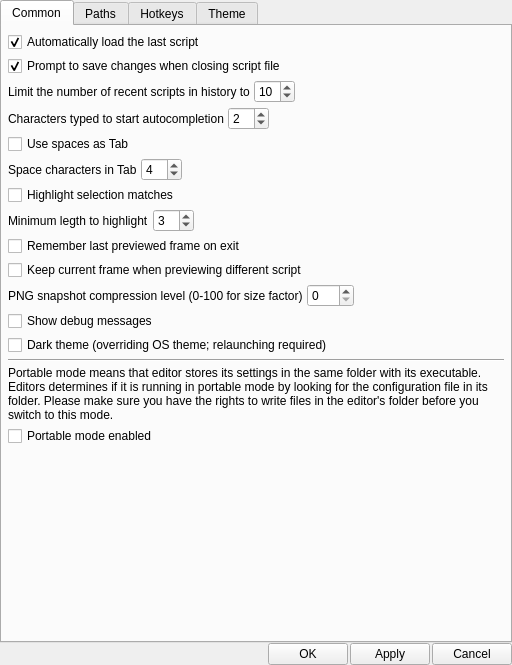
Qt form vsedit/src/settings/settings_dialog.ui (YomikoR/VapourSynth-Editor) before a commit.
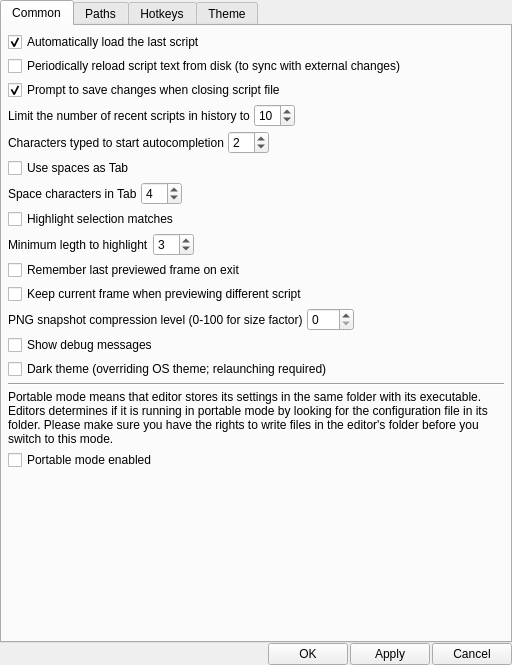
The same form after that commit.

Commit message: Editor: option to reload script from disk per 500 ms QFileSystemWatcher is buggy so a timer is used instead. Also fixed a problem in estimating cursor position.

```diff
--- a/vsedit/src/settings/settings_dialog.ui
+++ b/vsedit/src/settings/settings_dialog.ui
@@ -64,6 +64,16 @@
          </property>
         </widget>
        </item>
+       <item>
+        <widget class="QCheckBox" name="reloadFromDiskCheckBox">
+         <property name="text">
+          <string>Periodically reload script text from disk (to sync with external changes)</string>
+         </property>
+         <property name="checked">
+          <bool>false</bool>
+         </property>
+        </widget>
+       </item>
        <item>
         <widget class="QCheckBox" name="promptToSaveChangesCheckBox">
          <property name="text">
```
The commit also changes 9 other files.
